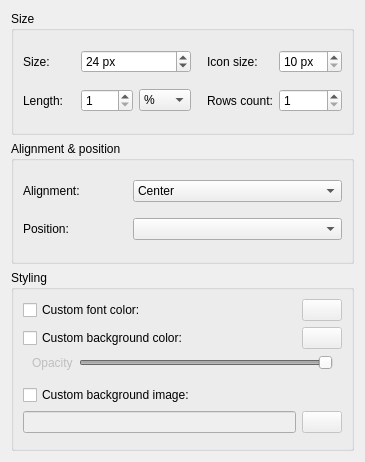
Qt form panel/config/configpaneldialog.ui (lxqt/lxqt-panel) before a commit.
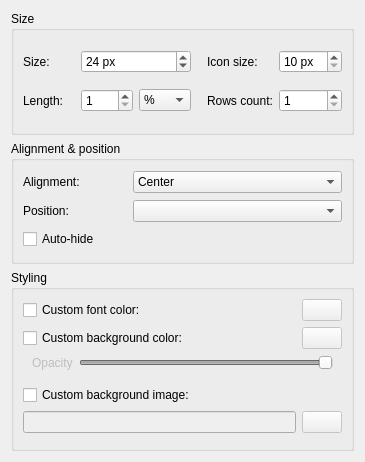
The same form after that commit. Icons and pictures are not drawn.

Commit message: panel: auto-hide feature

The edit to the form file:
```diff
--- a/panel/config/configpaneldialog.ui
+++ b/panel/config/configpaneldialog.ui
@@ -211,6 +211,13 @@
         </property>
        </widget>
       </item>
+      <item row="2" column="0" colspan="3">
+       <widget class="QCheckBox" name="checkBox_hidable">
+        <property name="text">
+         <string>Auto-hide</string>
+        </property>
+       </widget>
+      </item>
      </layout>
     </widget>
    </item>
```
The commit also changes 5 other files.
